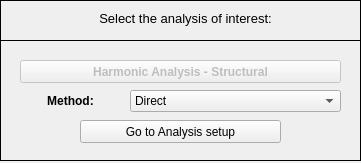
Before: the Qt Designer form pulse/uix/user_input/ui/structuralHarmonicAnalysisInput.ui in open-pulse/OpenPulse, drawn with Qt 5.
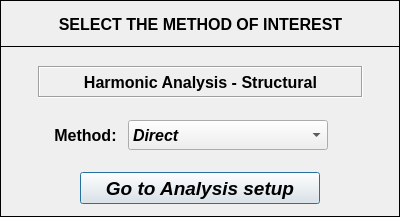
After: the same form once the commit is applied. Icons and pictures are not drawn.

The edit to the form file:
```diff
--- a/pulse/uix/user_input/ui/structuralHarmonicAnalysisInput.ui
+++ b/pulse/uix/user_input/ui/structuralHarmonicAnalysisInput.ui
@@ -9,8 +9,8 @@
    <rect>
     <x>0</x>
     <y>0</y>
-    <width>361</width>
-    <height>163</height>
+    <width>400</width>
+    <height>217</height>
    </rect>
   </property>
   <property name="sizePolicy">
@@ -19,6 +19,18 @@
     <verstretch>0</verstretch>
    </sizepolicy>
   </property>
+  <property name="minimumSize">
+   <size>
+    <width>400</width>
+    <height>217</height>
+   </size>
+  </property>
+  <property name="maximumSize">
+   <size>
+    <width>400</width>
+    <height>217</height>
+   </size>
+  </property>
   <property name="contextMenuPolicy">
    <enum>Qt::DefaultContextMenu</enum>
   </property>
@@ -32,29 +44,23 @@
   <property name="whatsThis">
    <string/>
   </property>
-  <widget class="QWidget" name="widget" native="true">
-   <property name="geometry">
-    <rect>
-     <x>0</x>
-     <y>0</y>
-     <width>361</width>
-     <height>161</height>
-    </rect>
-   </property>
-   <property name="font">
-    <font>
-     <kerning>true</kerning>
-    </font>
-   </property>
    <widget class="QFrame" name="frame">
     <property name="geometry">
      <rect>
       <x>0</x>
       <y>0</y>
-      <width>361</width>
-      <height>41</height>
-     </rect>
-    </property>
+     <width>400</width>
+     <height>47</height>
+    </rect>
+   </property>
+   <property name="font">
+    <font>
+     <family>Arial</family>
+     <pointsize>12</pointsize>
+     <weight>75</weight>
+     <bold>true</bold>
+    </font>
+   </property>
     <property name="frameShape">
      <enum>QFrame::Box</enum>
     </property>
@@ -67,20 +73,23 @@
     <widget class="QLabel" name="label">
      <property name="geometry">
       <rect>
-       <x>10</x>
-       <y>10</y>
-       <width>351</width>
-       <height>16</height>
+      <x>38</x>
+      <y>8</y>
+      <width>325</width>
+      <height>32</height>
       </rect>
      </property>
      <property name="font">
       <font>
-       <pointsize>10</pointsize>
+      <family>Arial</family>
+      <pointsize>12</pointsize>
+      <weight>75</weight>
        <italic>false</italic>
+      <bold>true</bold>
       </font>
      </property>
      <property name="text">
-      <string>Select the analysis of interest:</string>
+     <string>SELECT THE METHOD OF INTEREST</string>
      </property>
      <property name="textFormat">
       <enum>Qt::AutoText</enum>
@@ -94,93 +103,43 @@
     <property name="geometry">
      <rect>
       <x>0</x>
-      <y>40</y>
-      <width>361</width>
-      <height>121</height>
-     </rect>
-    </property>
+     <y>46</y>
+     <width>400</width>
+     <height>171</height>
+    </rect>
+   </property>
+   <property name="font">
+    <font>
+     <family>Arial</family>
+     <pointsize>12</pointsize>
+     <weight>75</weight>
+     <bold>true</bold>
+    </font>
+   </property>
     <property name="frameShape">
      <enum>QFrame::Box</enum>
     </property>
     <property name="frameShadow">
      <enum>QFrame::Plain</enum>
     </property>
-    <widget class="QPushButton" name="pushButton">
-     <property name="enabled">
-      <bool>false</bool>
-     </property>
-     <property name="geometry">
-      <rect>
-       <x>20</x>
-       <y>20</y>
-       <width>321</width>
-       <height>23</height>
-      </rect>
-     </property>
-     <property name="font">
-      <font>
-       <weight>75</weight>
-       <bold>true</bold>
-      </font>
-     </property>
-     <property name="text">
-      <string>Harmonic Analysis - Structural</string>
-     </property>
-     <property name="icon">
-      <iconset>
-       <activeon>../../../../../../Downloads/load.png</activeon>
-      </iconset>
-     </property>
-     <property name="shortcut">
-      <string/>
-     </property>
-     <property name="autoDefault">
-      <bool>true</bool>
-     </property>
-     <property name="default">
-      <bool>false</bool>
-     </property>
-     <property name="flat">
-      <bool>false</bool>
-     </property>
-    </widget>
-    <widget class="QWidget" name="verticalLayoutWidget">
-     <property name="geometry">
-      <rect>
-       <x>20</x>
-       <y>50</y>
-       <width>101</width>
-       <height>21</height>
-      </rect>
-     </property>
-     <layout class="QVBoxLayout" name="verticalLayout">
-      <item>
-       <widget class="QLabel" name="label_2">
-        <property name="font">
-         <font>
-          <weight>75</weight>
-          <bold>true</bold>
-         </font>
-        </property>
-        <property name="text">
-         <string>Method:</string>
-        </property>
-        <property name="alignment">
-         <set>Qt::AlignCenter</set>
-        </property>
-       </widget>
-      </item>
-     </layout>
-    </widget>
     <widget class="QComboBox" name="comboBox">
      <property name="geometry">
       <rect>
-       <x>130</x>
-       <y>50</y>
-       <width>211</width>
-       <height>22</height>
-      </rect>
-     </property>
+      <x>128</x>
+      <y>74</y>
+      <width>200</width>
+      <height>30</height>
+     </rect>
+    </property>
+    <property name="font">
+     <font>
+      <family>Arial</family>
+      <pointsize>12</pointsize>
+      <weight>75</weight>
+      <italic>true</italic>
+      <bold>true</bold>
+     </font>
+    </property>
      <property name="insertPolicy">
       <enum>QComboBox::NoInsert</enum>
      </property>
@@ -199,15 +158,93 @@
      <property name="geometry">
       <rect>
        <x>80</x>
-       <y>80</y>
-       <width>201</width>
-       <height>23</height>
-      </rect>
-     </property>
+      <y>126</y>
+      <width>240</width>
+      <height>32</height>
+     </rect>
+    </property>
+    <property name="minimumSize">
+     <size>
+      <width>240</width>
+      <height>32</height>
+     </size>
+    </property>
+    <property name="maximumSize">
+     <size>
+      <width>240</width>
+      <height>32</height>
+     </size>
+    </property>
+    <property name="font">
+     <font>
+      <family>Arial</family>
+      <pointsize>14</pointsize>
+      <weight>75</weight>
+      <italic>true</italic>
+      <bold>true</bold>
+     </font>
+    </property>
      <property name="text">
       <string>Go to Analysis setup</string>
      </property>
     </widget>
+   <widget class="QLabel" name="label_2">
+    <property name="geometry">
+     <rect>
+      <x>44</x>
+      <y>76</y>
+      <width>83</width>
+      <height>26</height>
+     </rect>
+    </property>
+    <property name="font">
+     <font>
+      <family>Arial</family>
+      <pointsize>12</pointsize>
+      <weight>75</weight>
+      <bold>true</bold>
+     </font>
+    </property>
+    <property name="text">
+     <string>Method:</string>
+    </property>
+    <property name="alignment">
+     <set>Qt::AlignCenter</set>
+    </property>
+   </widget>
+   <widget class="QLabel" name="label_3">
+    <property name="geometry">
+     <rect>
+      <x>38</x>
+      <y>20</y>
+      <width>325</width>
+      <height>32</height>
+     </rect>
+    </property>
+    <property name="font">
+     <font>
+      <family>Arial</family>
+      <pointsize>12</pointsize>
+      <weight>75</weight>
+      <italic>false</italic>
+      <bold>true</bold>
+     </font>
+    </property>
+    <property name="frameShape">
+     <enum>QFrame::Box</enum>
+    </property>
+    <property name="frameShadow">
+     <enum>QFrame::Sunken</enum>
+    </property>
+    <property name="text">
+     <string>Harmonic Analysis - Structural</string>
+    </property>
+    <property name="textFormat">
+     <enum>Qt::AutoText</enum>
+    </property>
+    <property name="alignment">
+     <set>Qt::AlignCenter</set>
+    </property>
    </widget>
   </widget>
  </widget>
```
Left out of the diff: 2 changed lines with no effect on the pictures. Lines whose indentation alone changed are shown as unchanged.
